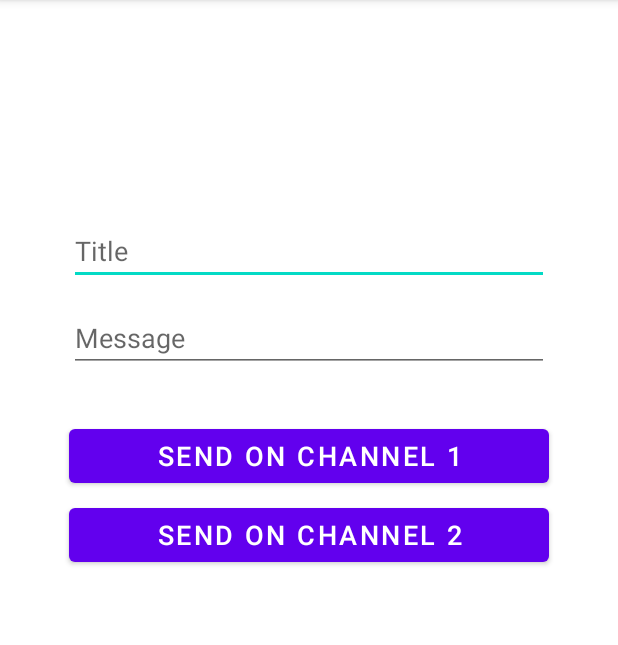
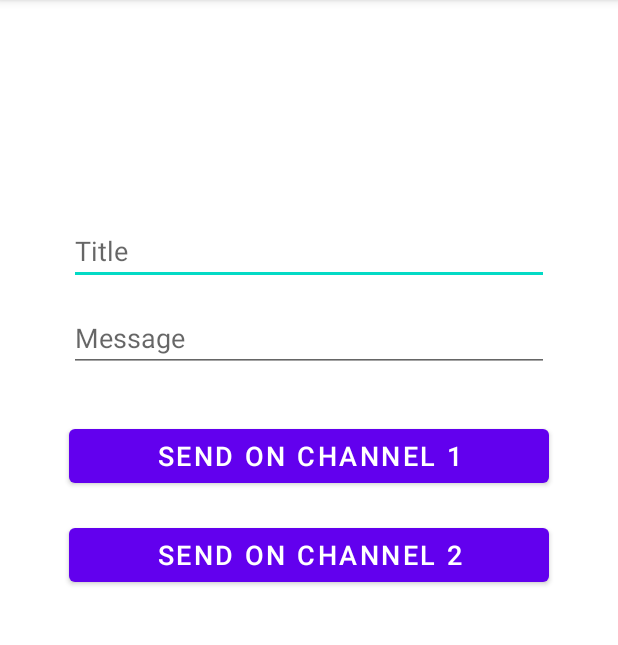
Before and after one commit to qcassidy/Lab7, an Android app: the screen it shows after launch (MainActivity), on a phone screen of 412 x 824 dp, the part 84-729 px from its top. Run offline under Robolectric (Android 15) with nearby library versions, the phone set to English and light mode, and no system bars.

Commit message:
button funcitonality

```diff
--- a/app/src/main/java/com/example/lab7/App.java
+++ b/app/src/main/java/com/example/lab7/App.java
@@ -30,6 +30,7 @@ public class App extends Application {
             NotificationManager manager = getSystemService(NotificationManager.class);
             manager.createNotificationChannel(channel1);
         }
+
         if(Build.VERSION.SDK_INT >= Build.VERSION_CODES.O) {
             NotificationChannel channel2 = new NotificationChannel(
                     CHANNEL_2_ID,
--- a/app/src/main/res/layout/activity_main.xml
+++ b/app/src/main/res/layout/activity_main.xml
@@ -38,6 +38,7 @@
         android:layout_height="wrap_content"
         android:text="Send on Channel 1"
         android:textSize="18dp"
+        android:onClick="sendOnChannel1"
         app:layout_constraintBottom_toBottomOf="parent"
         app:layout_constraintEnd_toEndOf="parent"
         app:layout_constraintHorizontal_bias="0.5"
@@ -51,10 +52,11 @@
         android:layout_height="wrap_content"
         android:text="Send on Channel 2"
         android:textSize="18dp"
+        android:onClick="sendOnChannel2"
         app:layout_constraintBottom_toBottomOf="parent"
         app:layout_constraintEnd_toEndOf="parent"
         app:layout_constraintHorizontal_bias="0.5"
-        app:layout_constraintVertical_bias="0.12"
+        app:layout_constraintVertical_bias="0.15"
         app:layout_constraintStart_toStartOf="parent"
         app:layout_constraintTop_toTopOf="@+id/channel1" />
 
```
